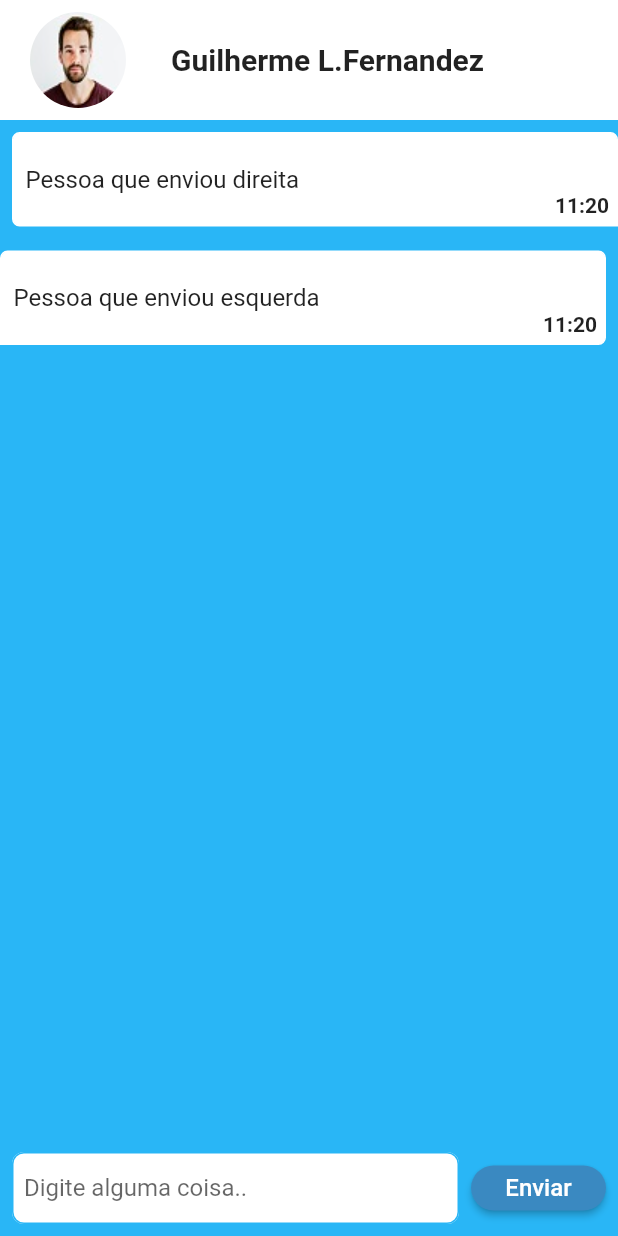
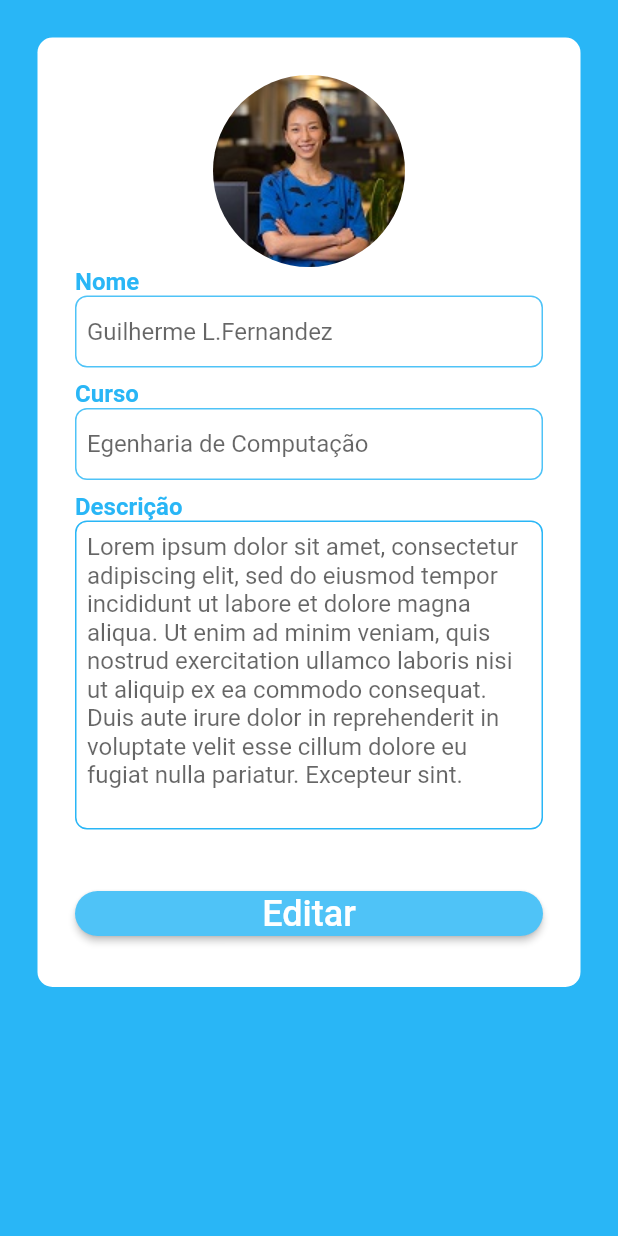
Before and after one commit to ygorrodrigues/inovConnect, a Flutter app: the screen it shows after launch, on a phone screen of 412 x 824 dp. Run offline on Flutter 3.47's test engine with Material 2 defaults, Android fonts, the phone set to English and light mode, and no system bars; missing offline and left inert: http_interceptor.

Commit message:
Tela de Edição de Perfil

```diff
--- a/lib/main.dart
+++ b/lib/main.dart
@@ -1,6 +1,6 @@
 // import 'dart:html';
 import 'package:flutter/material.dart';
-import 'package:inov_connect/screens/users/chat_page.dart';
+import 'package:inov_connect/screens/users/edit_perfil.dart';
 
 void main() => runApp(InovConnect());
 
@@ -12,7 +12,7 @@ class InovConnect extends StatelessWidget {
       theme: ThemeData(
         scaffoldBackgroundColor: Colors.grey[50],
       ),
-      home:ChatPage(),
+      home:EditPerfil(),
     );
   }
 }
--- /dev/null
+++ b/lib/screens/users/edit_perfil.dart
@@ -0,0 +1,188 @@
+import 'package:flutter/material.dart';
+
+class EditPerfil extends StatelessWidget {
+  @override
+  Widget build(BuildContext context) {
+    return Scaffold(
+      backgroundColor: Colors.lightBlue[400],
+      body: SingleChildScrollView(
+              child: Padding(
+          padding: const EdgeInsets.all(25),
+          child: Container(
+            decoration: BoxDecoration(
+              borderRadius: BorderRadius.circular(10),
+              color: Colors.white,
+            ),
+            child: Padding(
+              padding: const EdgeInsets.all(25),
+              child: Column(
+                children: <Widget>[
+                  Container(
+                    child: ClipRRect(
+                      borderRadius: BorderRadius.all(
+                        Radius.circular(68.0),
+                      ),
+                      child: Image.asset(
+                        'assets/images/person128.jpg',
+                      ),
+                    ),
+                  ),
+                  Align(
+                    alignment: Alignment.centerLeft,
+                    child: Text(
+                      'Nome',
+                      style: TextStyle(
+                        fontSize: 16.0,
+                        color: Colors.lightBlue[400],
+                        fontWeight: FontWeight.bold,
+                      ),
+                    ),
+                  ),
+                  Padding(
+                    padding: const EdgeInsets.only(
+                      bottom: 8.0,
+                    ),
+                    child: TextField(
+                      keyboardType: TextInputType.text,
+                      style: TextStyle(
+                        fontSize: 16.0,
+                        color: Colors.black,
+                      ),
+                      decoration: InputDecoration(
+                        contentPadding: const EdgeInsets.all(8.0),
+                        fillColor: Colors.white,
+                        filled: true,
+                        hintText: 'Guilherme L.Fernandez',
+                        border: OutlineInputBorder(
+                          borderRadius: BorderRadius.all(
+                            Radius.circular(8.0),
+                          ),
+                        ),
+                        enabledBorder: OutlineInputBorder(
+                          borderSide: BorderSide(
+                            color: Colors.lightBlue[300],
+                          ),
+                          borderRadius: new BorderRadius.all(
+                            Radius.circular(8),
+                          ),
+                        ),
+                      ),
+                    ),
+                  ),
+                  Align(
+                    alignment: Alignment.centerLeft,
+                    child: Text(
+                      'Curso',
+                      style: TextStyle(
+                        fontSize: 16.0,
+                        color: Colors.lightBlue[400],
+                        fontWeight: FontWeight.bold,
+                      ),
+                    ),
+                  ),
+                  Padding(
+                    padding: const EdgeInsets.only(
+                      bottom: 8.0,
+                    ),
+                    child: TextField(
+                      keyboardType: TextInputType.text,
+                      style: TextStyle(
+                        fontSize: 16.0,
+                        color: Colors.black,
+                      ),
+                      decoration: InputDecoration(
+                        contentPadding: const EdgeInsets.all(8.0),
+                        fillColor: Colors.white,
+                        filled: true,
+                        hintText: 'Egenharia de Computação',
+                        border: OutlineInputBorder(
+                          borderRadius: BorderRadius.all(
+                            Radius.circular(8.0),
+                          ),
+                        ),
+                        enabledBorder: OutlineInputBorder(
+                          borderSide: BorderSide(
+                            color: Colors.lightBlue[300],
+                          ),
+                          borderRadius: new BorderRadius.all(
+                            Radius.circular(8),
+                          ),
+                        ),
+                      ),
+                    ),
+                  ),
+                  Align(
+                    alignment: Alignment.centerLeft,
+                    child: Text(
+                      'Descrição',
+                      style: TextStyle(
+                        fontSize: 16.0,
+                        color: Colors.lightBlue[400],
+                        fontWeight: FontWeight.bold,
+                      ),
+                    ),
+                  ),
+                  Padding(
+                    padding: const EdgeInsets.only(bottom: 8.0),
+                    child: TextField(
+                      maxLines: 10,
+                      keyboardType: TextInputType.multiline,
+                      style: TextStyle(
+                        fontSize: 16.0,
+                        color: Colors.black,
+                      ),
+                      decoration: InputDecoration(
+                        contentPadding: const EdgeInsets.all(8.0),
+                        fillColor: Colors.white,
+                        filled: true,
+                        hintText: 'Lorem ipsum dolor sit amet, consectetur adipiscing elit, sed do eiusmod tempor incididunt ut labore et dolore magna aliqua. Ut enim ad minim veniam, quis nostrud exercitation ullamco laboris nisi ut aliquip ex ea commodo consequat. Duis aute irure dolor in reprehenderit in voluptate velit esse cillum dolore eu fugiat nulla pariatur. Excepteur sint.',
+                        border: OutlineInputBorder(
+                          borderRadius: BorderRadius.all(
+                            Radius.circular(
+                              8.0,
+                            ),
+                          ),
+                        ),
+                        enabledBorder: OutlineInputBorder(
+                          borderSide: BorderSide(
+                            color: Colors.lightBlue[400],
+                          ),
+                          borderRadius: new BorderRadius.all(
+                            Radius.circular(8),
+                          ),
+                        ),
+                      ),
+                    ),
+                  ),
+                  Padding(
+                    padding: const EdgeInsets.only(top: 24),
+                    child: ButtonTheme(
+                      height: 30,
+                      minWidth: 350,
+                      child: RaisedButton(
+                        shape: RoundedRectangleBorder(
+                          borderRadius: BorderRadius.circular(
+                            40.0,
+                          ),
+                        ),
+                        onPressed: () {},
+                        color: Colors.lightBlue[300],
+                        child: Text(
+                          'Editar',
+                          style: TextStyle(
+                            fontSize: 24,
+                            color: Colors.white,
+                          ),
+                        ),
+                      ),
+                    ),
+                  ),
+                ],
+              ),
+            ),
+          ),
+        ),
+      ),
+    );
+  }
+}
```
Also changed, not shown: pubspec.lock.
